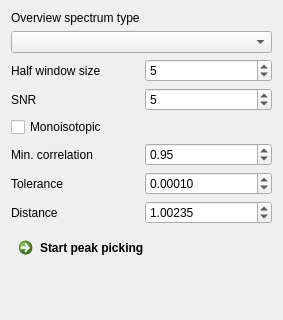
This is Plugins/org.mitk.gui.qt.m2.PeakPicking/src/internal/m2PeakPickingViewControls.ui in m2aia/m2aia as Qt 5 draws it before an edit; both pictures show x 0 to 283 and y 0 to 320 of the 283 by 504 pixel window. The edited form follows.
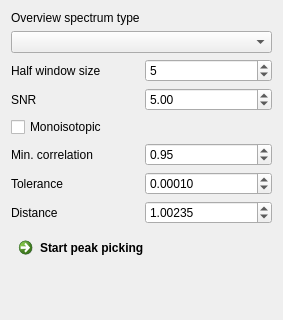
This is the edited form.

Commit message: SNR SpinBox to DoubleSpinBox

```diff
--- a/Plugins/org.mitk.gui.qt.m2.PeakPicking/src/internal/m2PeakPickingViewControls.ui
+++ b/Plugins/org.mitk.gui.qt.m2.PeakPicking/src/internal/m2PeakPickingViewControls.ui
@@ -61,12 +61,12 @@
       </widget>
      </item>
      <item>
-      <widget class="QSpinBox" name="sbSNR">
+      <widget class="QDoubleSpinBox" name="sbSNR">
        <property name="locale">
         <locale language="English" country="UnitedKingdom"/>
        </property>
        <property name="value">
-        <number>5</number>
+        <double>5.000000000000000</double>
        </property>
       </widget>
      </item>
```
Left out of the diff: 3 changed lines with no effect on the pictures.
